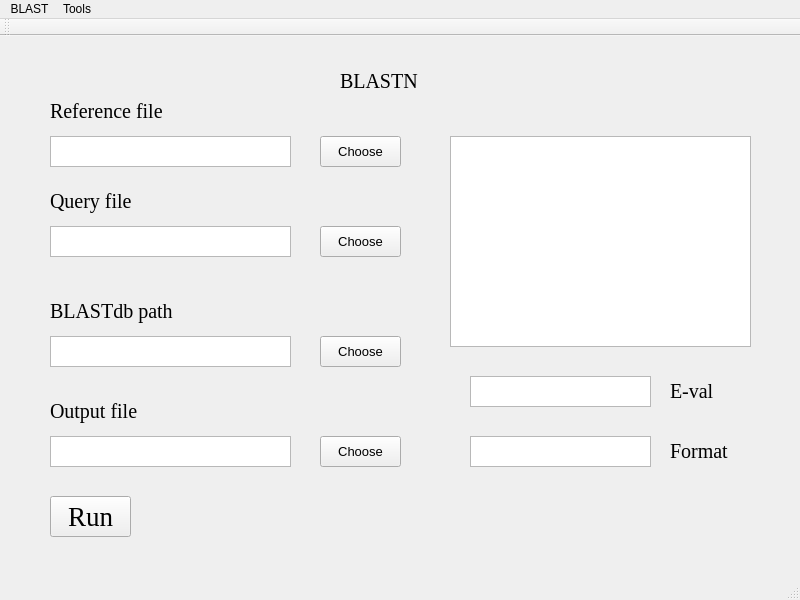
Before: the Qt Designer form smallrunze.ui in hzaurzli/QTBioRZ, drawn with Qt 5.
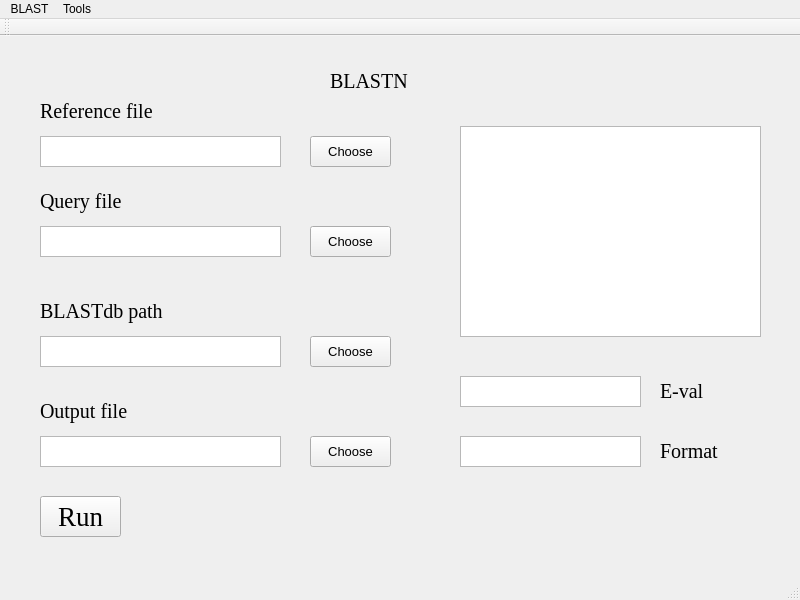
After: the same form once the commit is applied. The open tabs and pages were chosen to show the change.

The edit to the form file:
```diff
--- a/smallrunze.ui
+++ b/smallrunze.ui
@@ -17,7 +17,7 @@
    <widget class="QStackedWidget" name="stackedWidget">
     <property name="geometry">
      <rect>
-      <x>10</x>
+      <x>0</x>
       <y>10</y>
       <width>771</width>
       <height>551</height>
@@ -267,8 +267,8 @@
      <widget class="QTextBrowser" name="textBrowser_7">
       <property name="geometry">
        <rect>
-        <x>440</x>
-        <y>90</y>
+        <x>460</x>
+        <y>80</y>
         <width>301</width>
         <height>211</height>
        </rect>
```
Left out of the diff: 14 changed lines with no effect on the pictures.
